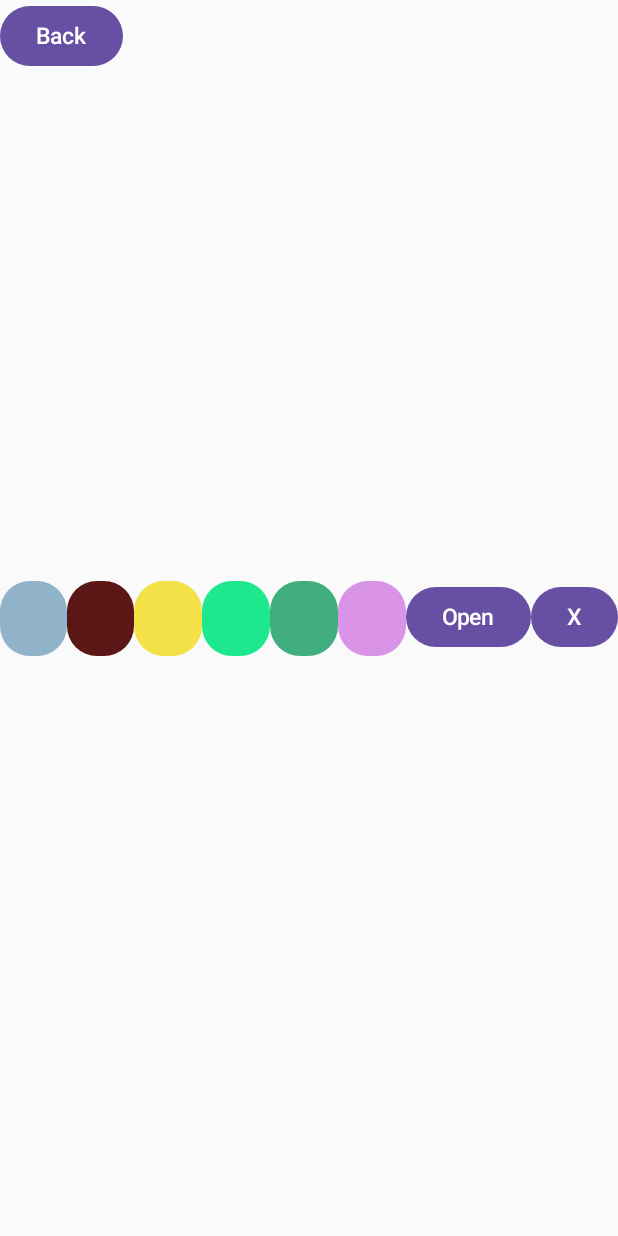
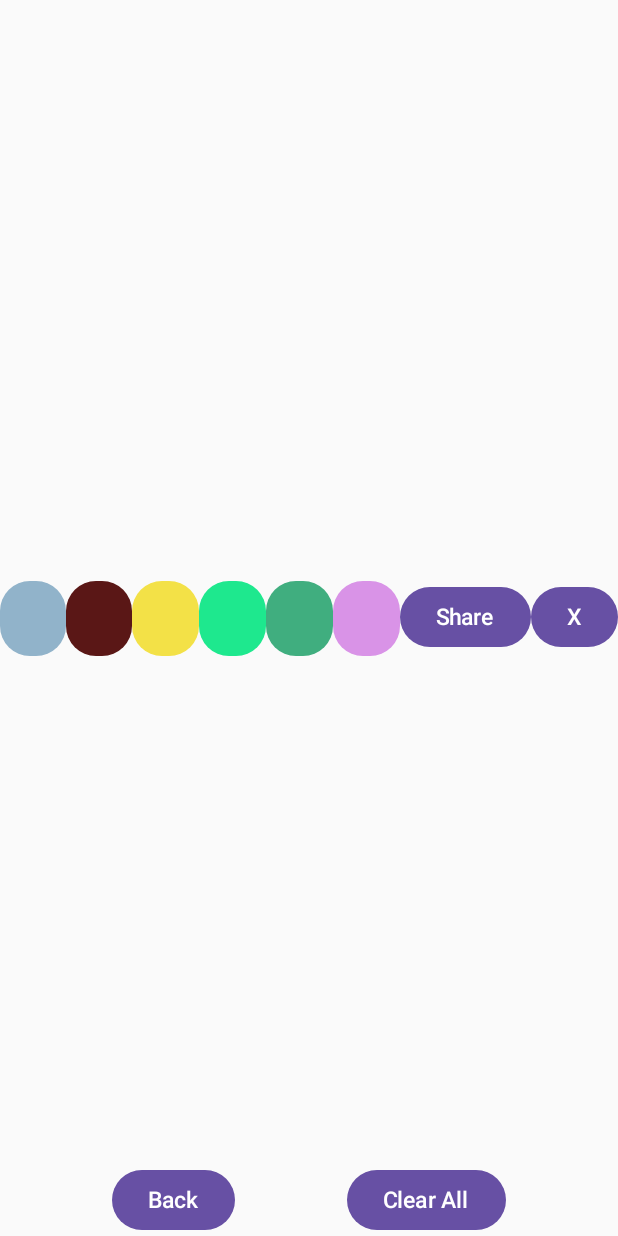
Before and after one commit to ZuzAser80/DailyPalette, an Android app built with Jetpack Compose: the screen it shows after launch (MainActivity), after a tap on "See saved", on a phone screen of 412 x 824 dp. Run offline under Robolectric (Android 15) with nearby library versions, the phone set to English and light mode, and no system bars; our stand-ins replace Room's generated code; 3 other taps on this screen came first.

Commit message:
ft: finished all functionality

```diff
--- a/app/src/main/java/com/zuzaser/dailypalette/MainActivity.kt
+++ b/app/src/main/java/com/zuzaser/dailypalette/MainActivity.kt
@@ -1,6 +1,7 @@
 package com.zuzaser.dailypalette
 
 import android.annotation.SuppressLint
+import android.content.Context
 import android.content.Intent
 import android.os.Build
 import android.os.Bundle
@@ -9,18 +10,13 @@ import androidx.activity.compose.setContent
 import androidx.activity.enableEdgeToEdge
 import androidx.annotation.RequiresApi
 import androidx.compose.foundation.background
-import androidx.compose.foundation.border
 import androidx.compose.foundation.layout.Arrangement
 import androidx.compose.foundation.layout.Box
 import androidx.compose.foundation.layout.Column
 import androidx.compose.foundation.layout.Row
 import androidx.compose.foundation.layout.fillMaxSize
-import androidx.compose.foundation.layout.fillMaxWidth
 import androidx.compose.foundation.layout.height
-import androidx.compose.foundation.layout.width
-import androidx.compose.foundation.lazy.LazyColumn
 import androidx.compose.foundation.rememberScrollState
-import androidx.compose.foundation.shape.CutCornerShape
 import androidx.compose.foundation.shape.RoundedCornerShape
 import androidx.compose.foundation.verticalScroll
 import androidx.compose.material3.Button
@@ -29,7 +25,6 @@ import androidx.compose.material3.Text
 import androidx.compose.runtime.Composable
 import androidx.compose.runtime.mutableStateOf
 import androidx.compose.runtime.remember
-import androidx.compose.ui.Alignment
 import androidx.compose.ui.Modifier
 import androidx.compose.ui.unit.dp
 import androidx.compose.ui.unit.sp
@@ -40,6 +35,7 @@ import kotlin.random.Random
 import androidx.compose.runtime.getValue
 import androidx.compose.runtime.key
 import androidx.compose.runtime.setValue
+import androidx.compose.ui.Alignment
 import androidx.compose.ui.draw.clip
 import androidx.compose.ui.draw.clipToBounds
 import androidx.compose.ui.graphics.Color
@@ -49,6 +45,7 @@ import androidx.compose.ui.text.font.Font
 import androidx.compose.ui.text.font.FontStyle
 import androidx.compose.ui.text.font.FontWeight
 import androidx.core.content.ContextCompat
+import androidx.lifecycle.LiveData
 import androidx.lifecycle.Observer
 import com.zuzaser.dailypalette.repository.PaletteRepository
 import com.zuzaser.dailypalette.room.PaletteDatabase
@@ -69,31 +66,46 @@ class MainActivity : ComponentActivity() {
         val paletteDb = PaletteDatabase.getInstance(application)
         val paletteDao = paletteDb.loginDao()
         val repository: PaletteRepository = PaletteRepository(paletteDao)
-        var paletteList : List<PaletteModel> = emptyList()
+        var paletteList : LiveData<List<PaletteModel>> = repository.paletteList
         repository.paletteList.observe(this, Observer { palettes ->
-            palettes?.let {
-                // Update the UI with the list of palettes
-                paletteList = palettes;
-            }})
+            palettes?.let {}})
         setContent {
             var currentPalette by remember { mutableStateOf(generateRandomPalette()) }
             var isSavedOpened by remember { mutableStateOf(false) }
             if (isSavedOpened) {
+                //TODO: later figure out how to update ts dynamically
                 Column (
                     modifier = Modifier
                         .fillMaxSize()
-                        //.verticalScroll(rememberScrollState())
+                        .verticalScroll(rememberScrollState())
                     ,
                     verticalArrangement = Arrangement.Center,
                     horizontalAlignment = Alignment.CenterHorizontally
                 ) {
-                    PaletteRow(currentPalette, repository)
+                    if (paletteList.value!!.isNotEmpty()) {
+                        for (pal in paletteList.value!!) {
+                            PaletteRow(pal, repository)
+                        }
+                    }
                 }
-                Button(
-                    onClick = { isSavedOpened = false },
-                    shape = RoundedCornerShape(25.dp),
+                Row(verticalAlignment = Alignment.Bottom,
+                    horizontalArrangement = Arrangement.SpaceEvenly,
+                    modifier = Modifier.fillMaxSize()
                 ) {
-                    Text("Back", fontSize = 15.sp)
+                    Button(
+                        onClick = { isSavedOpened = false },
+                        shape = RoundedCornerShape(25.dp),
+
+                        ) {
+                        Text("Back", fontSize = 15.sp)
+                    }
+                    Button(
+                        onClick = { repository.clearTable(); isSavedOpened = false },
+                        shape = RoundedCornerShape(25.dp),
+
+                        ) {
+                        Text("Clear All", fontSize = 15.sp)
+                    }
                 }
             } else {
                 Scaffold {
@@ -113,20 +125,7 @@ class MainActivity : ComponentActivity() {
                             val context = LocalContext.current
                             Button(
                                 onClick = {
-                                    val type = "text/plain"
-                                    val subject = "Check out this palette!"
-                                    val extraText =
-                                        currentPalette.getColors().joinToString(separator = ", ")
-                                    val shareWith = "ShareWith"
-                                    val intent = Intent(Intent.ACTION_SEND)
-                                    intent.type = type
-                                    intent.putExtra(Intent.EXTRA_SUBJECT, subject)
-                                    intent.putExtra(Intent.EXTRA_TEXT, extraText)
-                                    ContextCompat.startActivity(
-                                        context,
-                                        Intent.createChooser(intent, shareWith),
-                                        null
-                                    )
+                                    sharePaletteIntent(currentPalette, context)
                                 },
                                 shape = RoundedCornerShape(25.dp),
 
@@ -150,7 +149,7 @@ class MainActivity : ComponentActivity() {
                             //Open saved palettes
 
                             Button(
-                                onClick = { println("NIGGA: " + paletteList.count()); isSavedOpened = true; },
+                                onClick = { isSavedOpened = true; },
                                 shape = RoundedCornerShape(25.dp),
                             ) {
                                 Text("See saved", fontSize = 8.sp)
@@ -163,17 +162,38 @@ class MainActivity : ComponentActivity() {
     }
 }
 
+fun sharePaletteIntent(paletteModel: PaletteModel, context : Context)
+{
+    val type = "text/plain"
+    val subject = "Check out this palette!"
+    val extraText =
+        paletteModel.getColors().joinToString(separator = ", ")
+    val shareWith = "ShareWith"
+    val intent = Intent(Intent.ACTION_SEND)
+    intent.type = type
+    intent.putExtra(Intent.EXTRA_SUBJECT, subject)
+    intent.putExtra(Intent.EXTRA_TEXT, extraText)
+    context.startActivity(
+        Intent.createChooser(intent, shareWith),
+        null
+    )
+}
+
 @Composable
 fun PaletteRow(paletteModel: PaletteModel, repository: PaletteRepository) {
-
     Row{
+        val context = LocalContext.current
         for (color in paletteModel.getColors()) {
-            Box(modifier = Modifier.background(Color(android.graphics.Color.parseColor(color)),
-                shape = RoundedCornerShape(20.dp)).height(50.dp)
+            Box(modifier = Modifier
+                .background(
+                    Color(android.graphics.Color.parseColor(color)),
+                    shape = RoundedCornerShape(20.dp)
+                )
+                .height(50.dp)
                 .weight(1f))
         }
-        Button(onClick = {}, shape = RoundedCornerShape(25.dp)) {
-            Text("Open", fontSize = 15.sp)
+        Button(onClick = { sharePaletteIntent(paletteModel, context) }, shape = RoundedCornerShape(25.dp)) {
+            Text("Share", fontSize = 15.sp)
         }
         Button(onClick = { repository.removePaletteById(paletteModel) }, shape = RoundedCornerShape(25.dp)) {
             Text("X", fontSize = 15.sp)
--- a/app/src/main/java/com/zuzaser/dailypalette/room/PaletteDao.kt
+++ b/app/src/main/java/com/zuzaser/dailypalette/room/PaletteDao.kt
@@ -2,10 +2,10 @@ package com.zuzaser.dailypalette.room
 
 import androidx.lifecycle.LiveData
 import androidx.room.Dao
+import androidx.room.Delete
 import androidx.room.Insert
 import androidx.room.OnConflictStrategy
 import androidx.room.Query
-import androidx.room.Update
 import com.zuzaser.dailypalette.model.PaletteModel
 
 @Dao
@@ -17,8 +17,8 @@ interface PaletteDao {
     fun getAllPalettes(): LiveData<List<PaletteModel>>
 
     @Query("DELETE FROM palettes")
-    fun nukeTable()
+    fun removeAll()
 
-    @Query("DELETE FROM palettes WHERE id = :id")
-    fun removePalette(id : Int);
+    @Delete
+    fun removePalette(paletteModel: PaletteModel)
 }
```
Also changed, not shown: app/src/main/java/com/zuzaser/dailypalette/repository/PaletteRepository.kt (+9 -1 lines).
